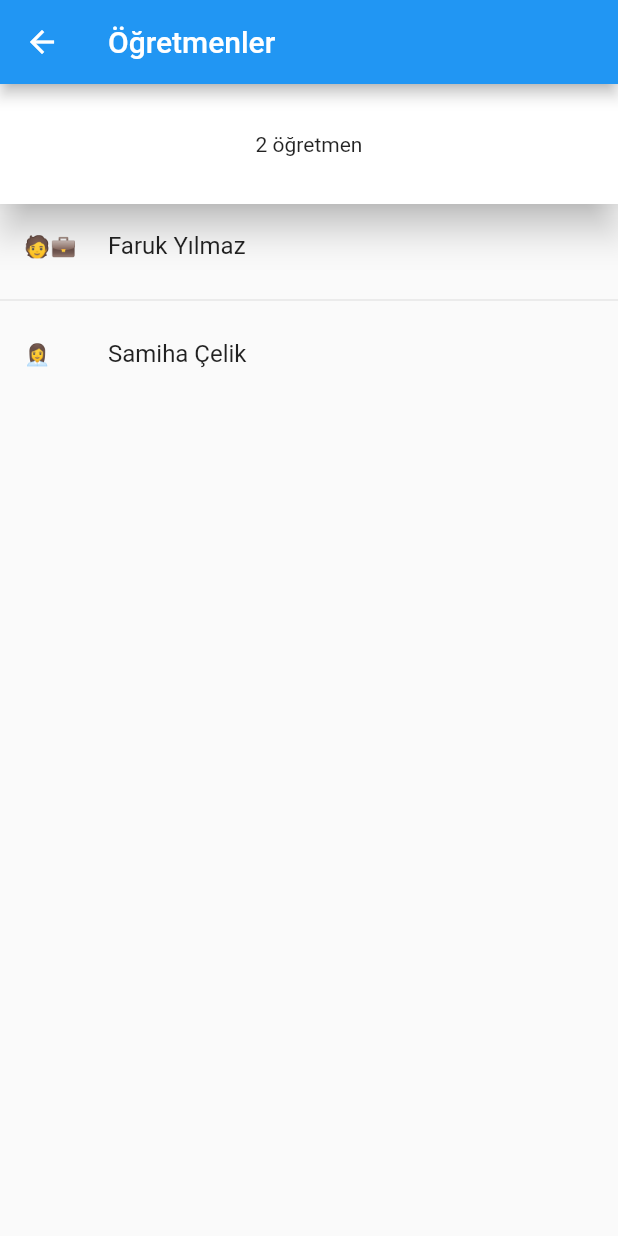
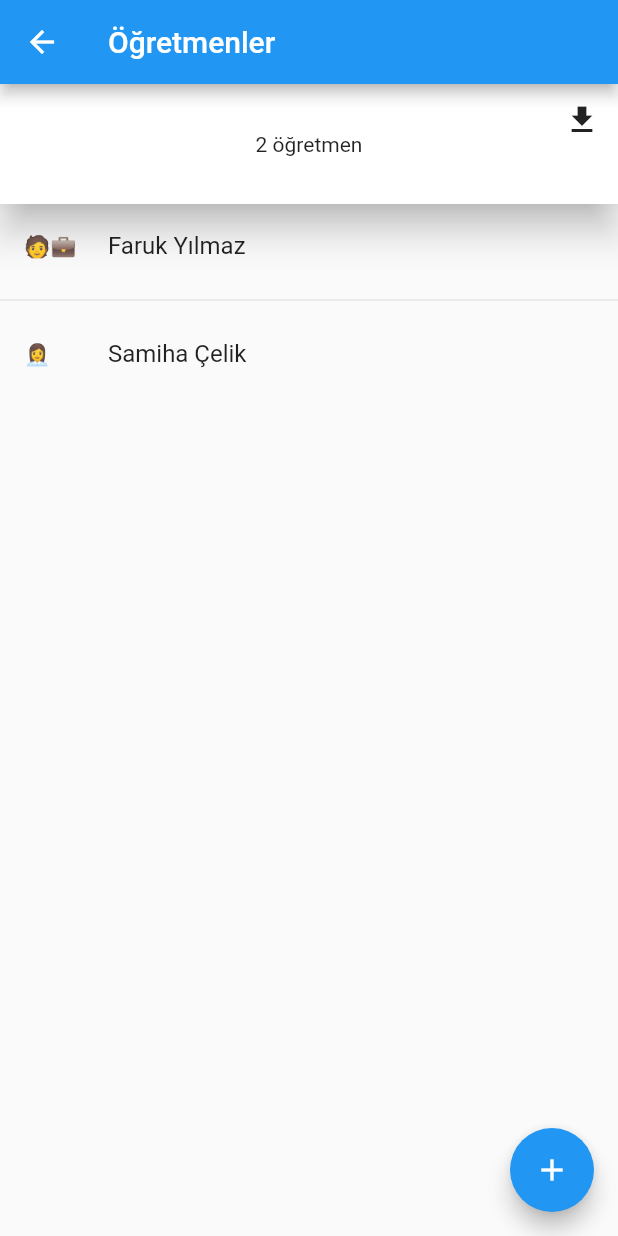
Before and after one commit to emreermenek/Ogrenci_app, a Flutter app: the OgretmenlerSayfasi screen opened directly, on a phone screen of 412 x 824 dp. Run offline on Flutter 3.47's test engine with Material 2 defaults, Android fonts, the phone set to English and light mode, and no system bars; our stand-ins replace flutter_riverpod.

```diff
--- /dev/null
+++ b/lib/models/ogretmen.dart
@@ -0,0 +1,21 @@
+class Ogretmen{
+  String ad;
+  String soyad;
+  int yas;
+  String cinsiyet;
+
+  Ogretmen(this.ad, this.soyad, this.yas,this.cinsiyet);
+
+  Ogretmen.fromMap(Map<String, dynamic> m) : this(
+    m['ad'], m['soyad'], m['yas'], m['cinsiyet']
+  );
+
+  Map toMap() {
+    return {
+      'ad' :  ad,
+      'soyad' : soyad,
+      'yas' : yas,
+      'cinsiyet' : cinsiyet
+    };
+  }
+}
--- a/lib/pages/ogrenciler_sayfası.dart
+++ b/lib/pages/ogrenciler_sayfası.dart
@@ -1,6 +1,8 @@
 import 'package:flutter/material.dart';
 import 'package:flutter_riverpod/flutter_riverpod.dart';
 import 'package:ogrenci_app/repository/ogrenciler_repository.dart';
+
+import '../models/ogrenci.dart';
 
 class OgrencilerSayfasi extends ConsumerWidget {
   const OgrencilerSayfasi({Key? key}) : super(key: key);
--- a/lib/pages/ogretmenler_sayfası.dart
+++ b/lib/pages/ogretmenler_sayfası.dart
@@ -1,6 +1,9 @@
 import 'package:flutter/material.dart';
 import 'package:flutter_riverpod/flutter_riverpod.dart';
+import 'package:ogrenci_app/pages/ogretmen/ogretmenler_formu.dart';
 import 'package:ogrenci_app/repository/ogretmenler_repository.dart';
+
+import '../models/ogretmen.dart';
 
 class OgretmenlerSayfasi extends ConsumerWidget {
   const OgretmenlerSayfasi({Key? key}) : super(key: key);
@@ -17,13 +20,22 @@ class OgretmenlerSayfasi extends ConsumerWidget {
            PhysicalModel(
             color: Colors.white,
             elevation: 10,
-            child: Center(
-              child: Padding(
-                padding: EdgeInsets.symmetric(vertical: 32,horizontal: 32),
-                child: Text(
-                    '${ogretmenlerRepository.ogretmenler.length} öğretmen'
+            child: Stack(
+              children: [
+                Center(
+                  child: Padding(
+                    padding: EdgeInsets.symmetric(vertical: 32,horizontal: 32),
+                    child: Text(
+                        '${ogretmenlerRepository.ogretmenler.length} öğretmen'
+                    ),
+                  ),
                 ),
-              ),
+                Align(
+                  alignment: Alignment.centerRight,
+                  child: OgretmenIndirmeButonu(),
+
+                ),
+              ],
             ),
           ),
           Expanded(
@@ -39,6 +51,54 @@ class OgretmenlerSayfasi extends ConsumerWidget {
           ),
         ],
       ),
+      floatingActionButton: FloatingActionButton(
+        onPressed: () {
+        Navigator.of(context).push<bool>(MaterialPageRoute(builder: (context) => const OgretmenForm()));
+        },
+        child: Icon(Icons.add),
+      ),
+    );
+  }
+}
+
+class OgretmenIndirmeButonu extends StatefulWidget {
+  const OgretmenIndirmeButonu({
+    super.key,
+  });
+
+  @override
+  State<OgretmenIndirmeButonu> createState() => _OgretmenIndirmeButonuState();
+}
+
+class _OgretmenIndirmeButonuState extends State<OgretmenIndirmeButonu> {
+  bool isLoading = false;
+  @override
+  Widget build(BuildContext context) {
+    return Consumer(
+      builder: (context, ref, child) {
+        return isLoading ? CircularProgressIndicator() : IconButton(
+          icon: const Icon(Icons.download),
+          onPressed: () async {
+
+            //TODO loading
+            //TODO error
+            try{
+              setState(() {
+                isLoading = true;
+              });
+              await ref.watch(ogretmenlerProvider).indir();
+            }catch(e){
+              ScaffoldMessenger.of(context).showSnackBar(
+                  SnackBar(content: Text(e.toString()))
+              );
+            }finally{
+            setState(() {
+              isLoading = false;
+            });
+            }
+          },
+        );
+      }
     );
   }
 }
--- a/pubspec.yaml
+++ b/pubspec.yaml
@@ -36,6 +36,7 @@ dependencies:
   # Use with the CupertinoIcons class for iOS style icons.
   cupertino_icons: ^1.0.2
   flutter_riverpod: ^2.3.4
+  http: ^0.13.5
 
 dev_dependencies:
   flutter_test:
```
Also changed, not shown: lib/models/mesaj.dart (added, +8 -0 lines), lib/models/ogrenci.dart (added, +8 -0 lines), lib/pages/mesajlar_sayfasi.dart (+8 -7 lines), lib/pages/ogretmen/ogretmenler_formu.dart (added, +144 -0 lines), lib/repository/mesajlar_repository.dart (+2 -10 lines), lib/repository/ogrenciler_repository.dart (+2 -9 lines), lib/repository/ogretmenler_repository.dart (+13 -9 lines), lib/services/data_service.dart (added, +43 -0 lines), pubspec.lock, 1 other file.
